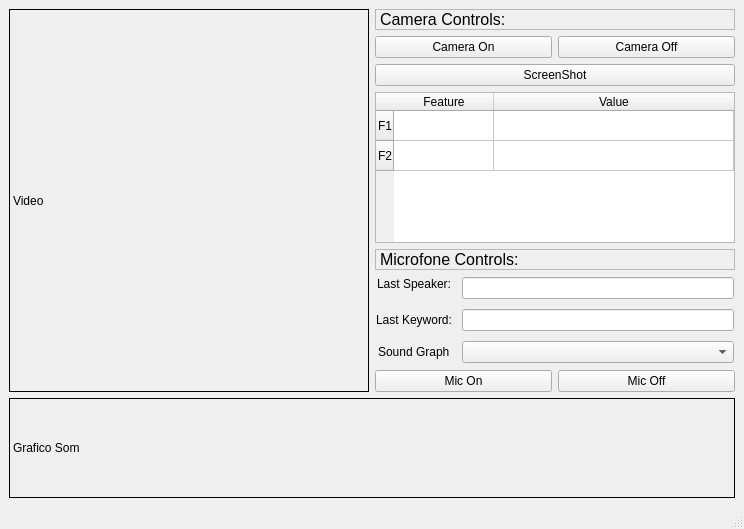
simaovalente20/MEEC_1920_LI2_G7, file prototype.ui: the form before one commit.
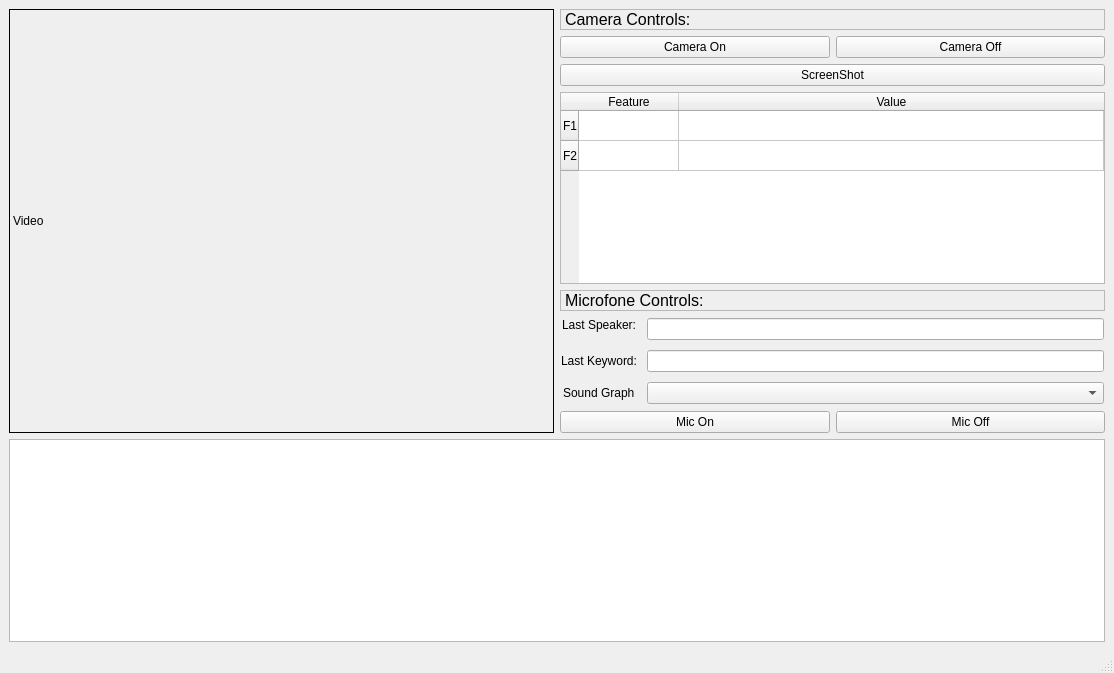
The form after the commit. Custom widgets are drawn as their Qt base class.

What changed in the file:
```diff
--- a/prototype.ui
+++ b/prototype.ui
@@ -6,8 +6,8 @@
    <rect>
     <x>0</x>
     <y>0</y>
-    <width>744</width>
-    <height>529</height>
+    <width>1114</width>
+    <height>673</height>
    </rect>
   </property>
   <property name="windowTitle">
@@ -25,25 +25,13 @@
         <item>
          <layout class="QVBoxLayout" name="verticalLayout_2">
           <item>
-           <widget class="QLabel" name="label_soundGraph">
-            <property name="sizePolicy">
-             <sizepolicy hsizetype="Minimum" vsizetype="Fixed">
-              <horstretch>0</horstretch>
-              <verstretch>50</verstretch>
-             </sizepolicy>
-            </property>
+           <widget class="PlotWidget" name="plotWidget">
             <property name="minimumSize">
              <size>
               <width>0</width>
-              <height>100</height>
+              <height>200</height>
              </size>
             </property>
-            <property name="frameShape">
-             <enum>QFrame::Panel</enum>
-            </property>
-            <property name="text">
-             <string>Grafico Som</string>
-            </property>
            </widget>
           </item>
          </layout>
@@ -62,8 +50,8 @@
           </property>
           <property name="minimumSize">
            <size>
-            <width>0</width>
-            <height>0</height>
+            <width>400</width>
+            <height>400</height>
            </size>
           </property>
           <property name="maximumSize">
@@ -328,6 +316,13 @@
   </widget>
   <widget class="QStatusBar" name="statusbar"/>
  </widget>
+ <customwidgets>
+  <customwidget>
+   <class>PlotWidget</class>
+   <extends>QGraphicsView</extends>
+   <header>pyqtgraph.h</header>
+  </customwidget>
+ </customwidgets>
  <resources/>
  <connections/>
  <slots>
```
Left out of the diff: 2 changed lines with no effect on the pictures.
